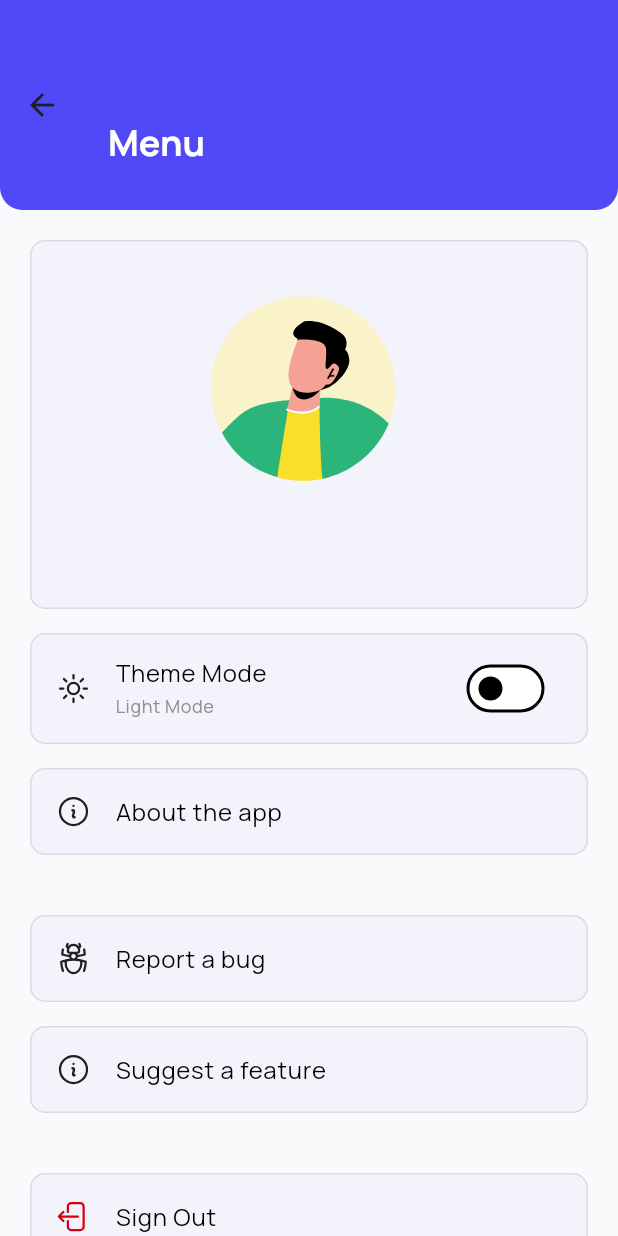
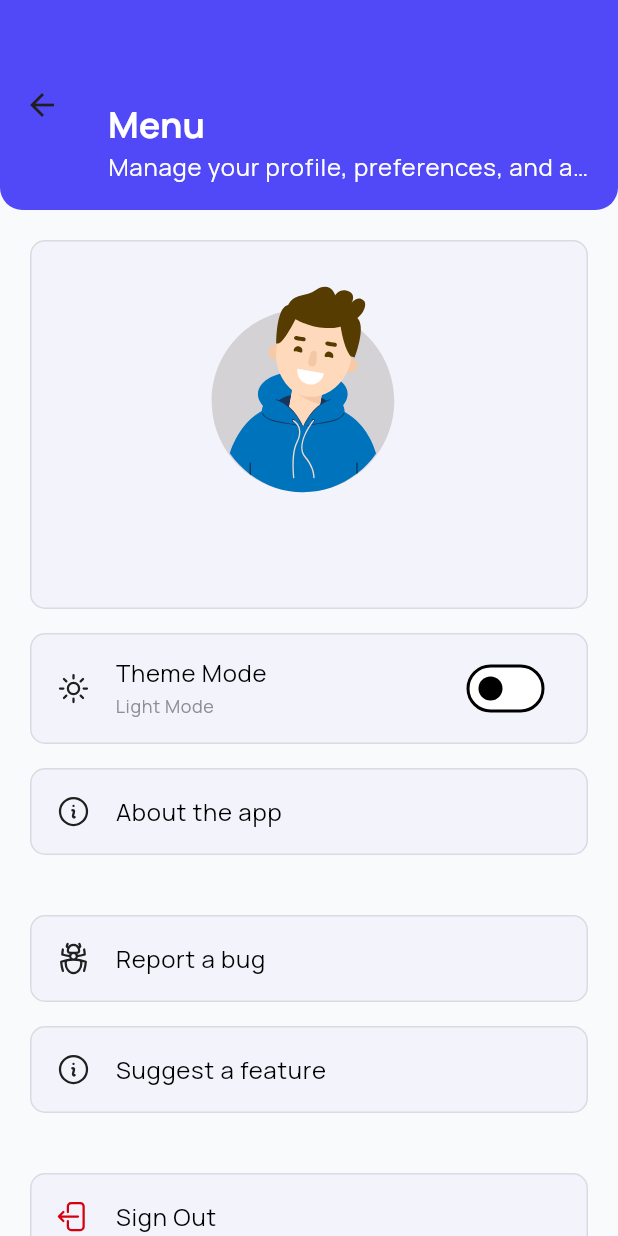
Before and after one commit to Olamidotune/Trading-Ticker, a Flutter app: the MenuScreen screen opened by its route, on a phone screen of 412 x 824 dp. Run offline on Flutter 3.47's test engine with Material 3 defaults, Android fonts, the phone set to English and light mode, and no system bars; drawn by our look-alikes of toastification; our stand-ins replace bloc, cached_network_image, cloud_firestore, dio, email_validator, firebase_auth and 17 more; accounts and stored records are empty; generated files the repository leaves out were written again.

Commit message:
feat: changed the profile lottle and menu appBar subTitle

```diff
--- a/lib/screens/menu_screen.dart
+++ b/lib/screens/menu_screen.dart
@@ -55,6 +55,13 @@ class MenuScreen extends HookWidget {
               'Menu',
               style: Theme.of(context).textTheme.headlineSmall?.copyWith(
                     color: AppColors.whiteColor,
+                  ),
+            ),
+            Text(
+              'Manage your profile, preferences, and app info',
+              style: Theme.of(context).textTheme.bodyLarge?.copyWith(
+                    color: AppColors.whiteColor,
+                    fontWeight: FontWeight.w400,
                   ),
             ),
           ],
--- a/lib/widgets/profile_card.dart
+++ b/lib/widgets/profile_card.dart
@@ -30,7 +30,7 @@ class ProfileCard extends StatelessWidget {
           child: ListTile(
             title: Lottie.asset(
                 height: 180,
-                'assets/lottie/profile.json',
+                'assets/lottie/profile2.json',
                 controller: controller,
                 repeat: false, onLoaded: (composition) {
               controller
```
Also changed, not shown: assets/lottie/profile2.json (added, +1 -0 lines), lib/screens/price_screen.dart (+9 -4 lines).
